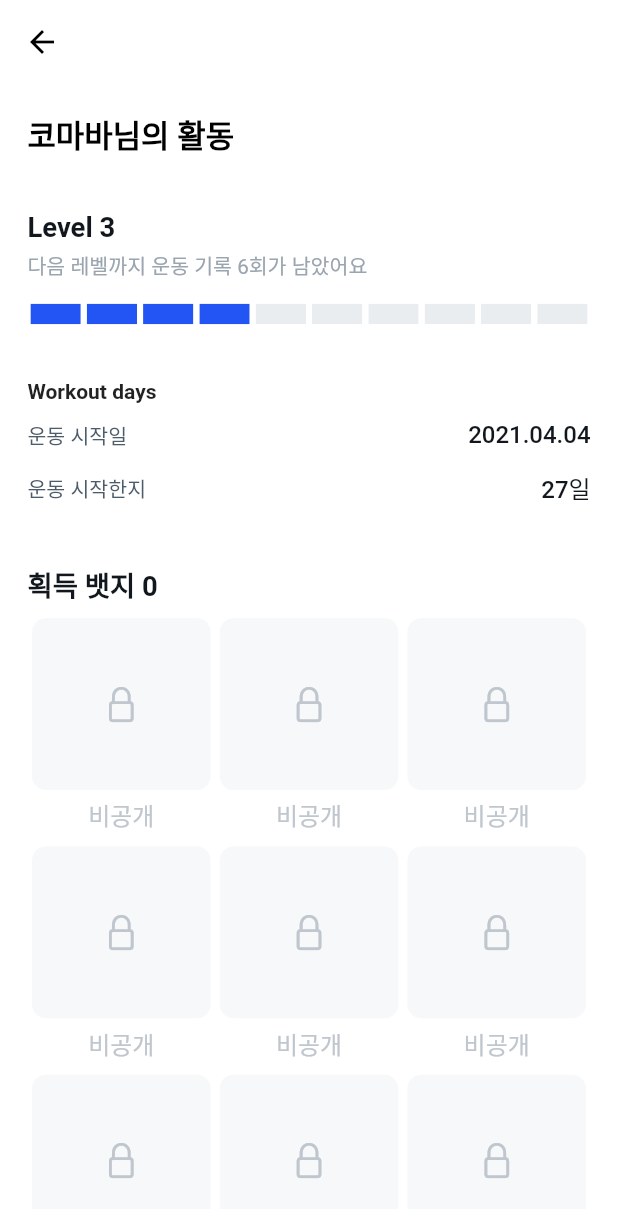
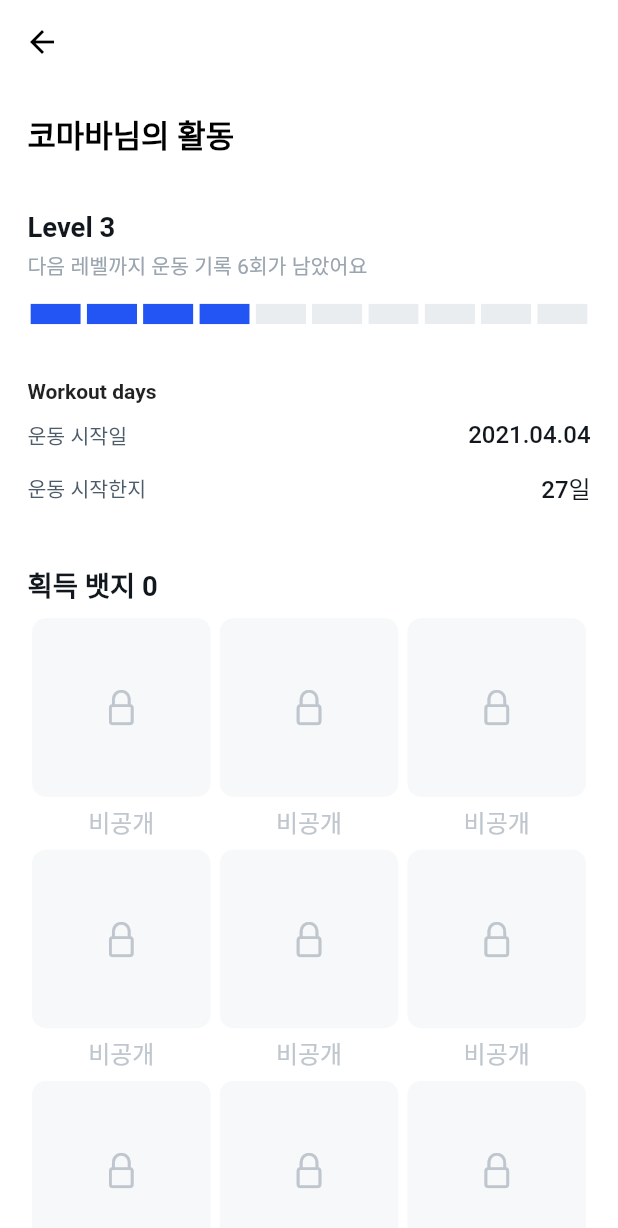
Before and after one commit to CoachMyBody/CoachMyBody-App, a Flutter app: the MyActivity screen opened directly, on a phone screen of 412 x 824 dp. Shown: the top 1228 px of the screen. Run offline on Flutter 3.47's test engine with Material 2 defaults, Android fonts, the phone set to English and light mode, and no system bars; drawn by our look-alikes of step_progress_indicator; our stand-ins replace carousel_slider, chips_choice, easy_localization, fl_chart, flutter_svg, flutter_switch and 3 more; missing offline and left inert: dart:ffi, kakao_flutter_sdk, photo_manager, xxtea; accounts and stored records are empty; network calls fail; Roboto replaces fonts that are missing (SpoqaHanSansNeo); statements that could not run were skipped.

```diff
--- a/lib/constants/assets.dart
+++ b/lib/constants/assets.dart
@@ -46,7 +46,8 @@ class Assets {
   static const String kakaoIconImgPath = 'assets/images/kakao_icon.svg';
 
   // # muscles images
-  static const String musclesImgPath = 'assets/images/whole_muscles.svg';
+  static const String musclesAntImgPath = 'assets/images/whole_muscles_ant.svg';
+  static const String musclesPostImgPath = 'assets/images/whole_muscles_post.svg';
 
   // # record page
   static const String notiEmptySvgPath = 'assets/images/record/empty_notification.svg';
--- a/lib/ui/mypage/mypage_my_activity.dart
+++ b/lib/ui/mypage/mypage_my_activity.dart
@@ -15,11 +15,13 @@ class MyActivity extends StatelessWidget {
 
     return Scaffold(
       appBar: AppBar(),
-      body: Padding(
+      body: SingleChildScrollView(
+        child: Padding(
           padding: EdgeInsets.all(_width * 0.0444),
           child: Column(
+            mainAxisSize: MainAxisSize.min,
             crossAxisAlignment: CrossAxisAlignment.start,
-          children: [
+            children: <Widget>[
               Text(
                 '코마바님의 활동',
                 style: TextStyle(
@@ -29,6 +31,7 @@ class MyActivity extends StatelessWidget {
               ),
               SizedBox(height: _width * 0.0888),
               Column(
+                mainAxisSize: MainAxisSize.min,
                 crossAxisAlignment: CrossAxisAlignment.start,
                 children: [
                   Text(
@@ -65,11 +68,13 @@ class MyActivity extends StatelessWidget {
               ),
               SizedBox(height: _width * 0.0888),
               Column(
+                mainAxisSize: MainAxisSize.min,
                 crossAxisAlignment: CrossAxisAlignment.start,
                 children: [
                   Text(
                     tr(WORKOUT_DAYS),
-                  style: TextStyle(fontSize: 14.0, fontWeight: FontWeight.bold),
+                    style:
+                        TextStyle(fontSize: 14.0, fontWeight: FontWeight.bold),
                   ),
                   SizedBox(height: _width * 0.0277),
                   Row(
@@ -119,10 +124,10 @@ class MyActivity extends StatelessWidget {
                 ],
               ),
               SizedBox(height: _width * 0.0944),
-            Expanded(
-              child: Column(
+              Column(
+                mainAxisSize: MainAxisSize.min,
                 crossAxisAlignment: CrossAxisAlignment.start,
-                children: [
+                children: <Widget>[
                   Text(
                     '획득 뱃지 0',
                     style: TextStyle(
@@ -132,13 +137,16 @@ class MyActivity extends StatelessWidget {
                     ),
                   ),
                   SizedBox(height: _width * 0.0222),
-                  Expanded(
+                  Flexible(
                     child: GridView.builder(
+                        shrinkWrap: true,
                         itemCount: 12,
+                        physics: NeverScrollableScrollPhysics(),
                         gridDelegate: SliverGridDelegateWithFixedCrossAxisCount(
                           mainAxisSpacing: _width * 0.0222,
                           crossAxisCount: 3,
-                            childAspectRatio: 3.5 / 4),
+                          childAspectRatio: 3.45 / 4,
+                        ),
                         itemBuilder: (context, index) {
                           return GestureDetector(
                             onTap: () {
@@ -149,9 +157,9 @@ class MyActivity extends StatelessWidget {
                             },
                             child: GridTile(
                               child: Column(
-                                children: [
-                                  Expanded(
-                                    child: Container(
+                                mainAxisSize: MainAxisSize.min,
+                                children: <Widget>[
+                                  Container(
                                     width: _width * 0.2888,
                                     height: _width * 0.2888,
                                     decoration: BoxDecoration(
@@ -163,7 +171,6 @@ class MyActivity extends StatelessWidget {
                                       child: Icon(CupertinoIcons.lock,
                                           color: Color(0xFFBFC6CD),
                                           size: _width * 0.0666),
-                                      ),
                                     ),
                                   ),
                                   SizedBox(height: _width * 0.0111),
@@ -179,11 +186,11 @@ class MyActivity extends StatelessWidget {
                             ),
                           );
                         }),
-                  )
+                  ),
                 ],
               ),
-            )
             ],
+          ),
         ),
       ),
     );
```
Also changed, not shown: lib/providers/record/record_muscle_view_model.dart (added, +18 -0 lines), lib/ui/login/login.dart (+7 -7 lines), lib/ui/record/record.dart (+8 -1 lines), lib/ui/record/record_sub_routines.dart (+19 -11 lines), assets/images/whole_muscles_ant.svg (renamed from assets/images/whole_muscles.svg), assets/images/whole_muscles_post.svg (added), 1 other file. Lines whose indentation alone changed are shown as unchanged.
